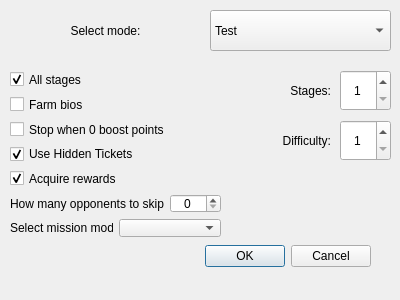
First picture: the form in lib/gui/designes/queue_editor_window.ui, repository tmarenko/mff_auto, before the edit.
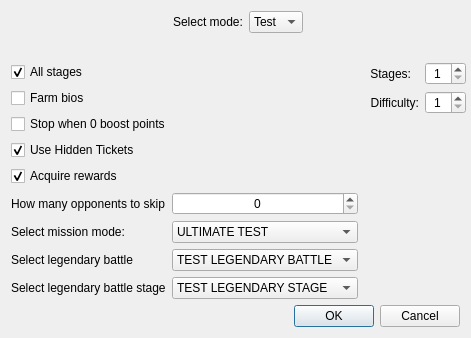
Second picture: the form after the edit.

Patch:
```diff
--- a/lib/gui/designes/queue_editor_window.ui
+++ b/lib/gui/designes/queue_editor_window.ui
@@ -6,40 +6,32 @@
    <rect>
     <x>0</x>
     <y>0</y>
-    <width>400</width>
-    <height>300</height>
+    <width>435</width>
+    <height>338</height>
    </rect>
   </property>
+  <property name="sizePolicy">
+   <sizepolicy hsizetype="Fixed" vsizetype="Fixed">
+    <horstretch>1</horstretch>
+    <verstretch>1</verstretch>
+   </sizepolicy>
+  </property>
   <property name="windowTitle">
    <string>Dialog</string>
   </property>
-  <widget class="QDialogButtonBox" name="editor_button_box">
-   <property name="geometry">
-    <rect>
-     <x>30</x>
-     <y>240</y>
-     <width>341</width>
-     <height>32</height>
-    </rect>
-   </property>
-   <property name="orientation">
-    <enum>Qt::Horizontal</enum>
-   </property>
-   <property name="standardButtons">
-    <set>QDialogButtonBox::Cancel|QDialogButtonBox::Ok</set>
-   </property>
-  </widget>
-  <widget class="QWidget" name="horizontalLayoutWidget">
-   <property name="geometry">
-    <rect>
-     <x>10</x>
-     <y>10</y>
-     <width>191</width>
-     <height>41</height>
-    </rect>
-   </property>
-   <layout class="QHBoxLayout" name="horizontalLayout">
+  <layout class="QVBoxLayout" name="verticalLayout" stretch="0,0,1,0">
     <item>
+    <layout class="QFormLayout" name="formLayout">
+     <property name="fieldGrowthPolicy">
+      <enum>QFormLayout::FieldsStayAtSizeHint</enum>
+     </property>
+     <property name="labelAlignment">
+      <set>Qt::AlignLeading|Qt::AlignLeft|Qt::AlignVCenter</set>
+     </property>
+     <property name="formAlignment">
+      <set>Qt::AlignHCenter|Qt::AlignTop</set>
+     </property>
+     <item row="0" column="0">
      <widget class="QLabel" name="select_mode_label">
       <property name="text">
        <string>Select mode:</string>
@@ -49,17 +41,8 @@
       </property>
      </widget>
     </item>
-   </layout>
-  </widget>
+     <item row="0" column="1">
   <widget class="QComboBox" name="mode_combo_box">
-   <property name="geometry">
-    <rect>
-     <x>210</x>
-     <y>10</y>
-     <width>181</width>
-     <height>41</height>
-    </rect>
-   </property>
    <property name="layoutDirection">
     <enum>Qt::LeftToRight</enum>
    </property>
@@ -72,96 +55,42 @@
     </property>
    </item>
   </widget>
-  <widget class="QSpinBox" name="stages_spin_box">
-   <property name="geometry">
-    <rect>
-     <x>340</x>
-     <y>70</y>
-     <width>51</width>
-     <height>41</height>
-    </rect>
-   </property>
-   <property name="alignment">
-    <set>Qt::AlignCenter</set>
-   </property>
-   <property name="minimum">
-    <number>1</number>
-   </property>
-  </widget>
-  <widget class="QSpinBox" name="difficulty_spin_box">
-   <property name="geometry">
-    <rect>
-     <x>340</x>
-     <y>120</y>
-     <width>51</width>
-     <height>41</height>
-    </rect>
-   </property>
-   <property name="alignment">
-    <set>Qt::AlignCenter</set>
-   </property>
-   <property name="minimum">
-    <number>1</number>
-   </property>
-  </widget>
-  <widget class="QWidget" name="verticalLayoutWidget_4">
-   <property name="geometry">
-    <rect>
-     <x>220</x>
-     <y>70</y>
-     <width>111</width>
-     <height>41</height>
-    </rect>
-   </property>
-   <layout class="QVBoxLayout" name="verticalLayout_4">
+     </item>
+    </layout>
+   </item>
     <item>
-     <widget class="QLabel" name="stages_label">
-      <property name="layoutDirection">
-       <enum>Qt::LeftToRight</enum>
-      </property>
-      <property name="text">
-       <string>Stages:</string>
-      </property>
-      <property name="alignment">
-       <set>Qt::AlignRight|Qt::AlignTrailing|Qt::AlignVCenter</set>
-      </property>
-     </widget>
-    </item>
-   </layout>
-  </widget>
-  <widget class="QWidget" name="verticalLayoutWidget_5">
-   <property name="geometry">
-    <rect>
-     <x>220</x>
-     <y>120</y>
-     <width>111</width>
-     <height>41</height>
-    </rect>
-   </property>
-   <layout class="QVBoxLayout" name="verticalLayout_5">
+    <spacer name="verticalSpacer">
+     <property name="orientation">
+      <enum>Qt::Vertical</enum>
+     </property>
+     <property name="sizeHint" stdset="0">
+      <size>
+       <width>20</width>
+       <height>40</height>
+      </size>
+     </property>
+    </spacer>
+   </item>
+   <item>
+    <layout class="QHBoxLayout" name="horizontalLayout" stretch="1,0">
+     <property name="spacing">
+      <number>6</number>
+     </property>
     <item>
-     <widget class="QLabel" name="difficulty_label">
-      <property name="text">
-       <string>Difficulty:</string>
-      </property>
-      <property name="alignment">
-       <set>Qt::AlignRight|Qt::AlignTrailing|Qt::AlignVCenter</set>
-      </property>
-     </widget>
-    </item>
-   </layout>
-  </widget>
-  <widget class="QWidget" name="verticalLayoutWidget_6">
-   <property name="geometry">
-    <rect>
-     <x>10</x>
-     <y>70</y>
-     <width>211</width>
-     <height>167</height>
-    </rect>
-   </property>
-   <layout class="QVBoxLayout" name="verticalLayout_6">
-    <item>
+      <layout class="QFormLayout" name="formLayout_3">
+       <property name="fieldGrowthPolicy">
+        <enum>QFormLayout::AllNonFixedFieldsGrow</enum>
+       </property>
+       <property name="rowWrapPolicy">
+        <enum>QFormLayout::DontWrapRows</enum>
+       </property>
+       <property name="labelAlignment">
+        <set>Qt::AlignLeading|Qt::AlignLeft|Qt::AlignVCenter</set>
+       </property>
+       <property name="formAlignment">
+        <set>Qt::AlignLeading|Qt::AlignLeft|Qt::AlignTop</set>
+       </property>
+       <item row="0" column="0">
      <widget class="QCheckBox" name="all_stages_check_box">
       <property name="text">
        <string>All stages</string>
@@ -171,21 +100,21 @@
       </property>
      </widget>
     </item>
-    <item>
+       <item row="1" column="0">
      <widget class="QCheckBox" name="farm_bios_check_box">
       <property name="text">
        <string>Farm bios</string>
       </property>
      </widget>
     </item>
-    <item>
+       <item row="2" column="0" colspan="2">
      <widget class="QCheckBox" name="zero_boosts_check_box">
       <property name="text">
        <string>Stop when 0 boost points</string>
       </property>
      </widget>
     </item>
-    <item>
+       <item row="3" column="0" colspan="2">
      <widget class="QCheckBox" name="use_hidden_tickets_checkbox">
       <property name="text">
        <string>Use Hidden Tickets</string>
@@ -195,7 +124,7 @@
       </property>
      </widget>
     </item>
-    <item>
+       <item row="4" column="0">
      <widget class="QCheckBox" name="dm_acquire_rewards_checkbox">
       <property name="text">
        <string>Acquire rewards</string>
@@ -205,19 +134,14 @@
       </property>
      </widget>
     </item>
-    <item>
-     <layout class="QHBoxLayout" name="horizontalLayout_3" stretch="0,0">
-      <property name="rightMargin">
-       <number>0</number>
-      </property>
-      <item>
+       <item row="5" column="0">
        <widget class="QLabel" name="timeline_skip_label">
         <property name="text">
          <string>How many opponents to skip</string>
         </property>
        </widget>
       </item>
-      <item>
+       <item row="5" column="1">
        <widget class="QSpinBox" name="timeline_skip_combobox">
         <property name="alignment">
          <set>Qt::AlignCenter</set>
@@ -230,27 +154,16 @@
         </property>
        </widget>
       </item>
-     </layout>
-    </item>
-    <item>
-     <layout class="QHBoxLayout" name="horizontalLayout_2" stretch="0,0">
-      <property name="rightMargin">
-       <number>0</number>
-      </property>
-      <item>
-       <widget class="QLabel" name="mission_mode_label">
-        <property name="text">
-         <string>Select mission mode:</string>
-        </property>
-       </widget>
-      </item>
-      <item>
+       <item row="6" column="1">
        <widget class="QComboBox" name="mission_mode_combo_box">
         <property name="layoutDirection">
          <enum>Qt::LeftToRight</enum>
         </property>
+         <property name="currentText">
+          <string>ULTIMATE TEST</string>
+         </property>
         <property name="currentIndex">
-         <number>-1</number>
+          <number>0</number>
         </property>
         <item>
          <property name="text">
@@ -259,10 +172,113 @@
         </item>
        </widget>
       </item>
-     </layout>
-    </item>
-   </layout>
-  </widget>
+       <item row="6" column="0">
+        <widget class="QLabel" name="mission_mode_label">
+         <property name="text">
+          <string>Select mission mode:</string>
+         </property>
+        </widget>
+       </item>
+       <item row="7" column="0">
+        <widget class="QLabel" name="legendary_battle_label">
+         <property name="text">
+          <string>Select legendary battle</string>
+         </property>
+        </widget>
+       </item>
+       <item row="7" column="1">
+        <widget class="QComboBox" name="legendary_battle_combo_box">
+         <item>
+          <property name="text">
+           <string>TEST LEGENDARY BATTLE</string>
+          </property>
+         </item>
+        </widget>
+       </item>
+       <item row="8" column="0">
+        <widget class="QLabel" name="legendary_battle_stage_label">
+         <property name="text">
+          <string>Select legendary battle stage</string>
+         </property>
+        </widget>
+       </item>
+       <item row="8" column="1">
+        <widget class="QComboBox" name="legendary_battle_stage_combo_box">
+         <item>
+          <property name="text">
+           <string>TEST LEGENDARY STAGE</string>
+          </property>
+         </item>
+        </widget>
+       </item>
+      </layout>
+     </item>
+     <item>
+      <layout class="QFormLayout" name="formLayout_2">
+       <property name="fieldGrowthPolicy">
+        <enum>QFormLayout::FieldsStayAtSizeHint</enum>
+       </property>
+       <property name="formAlignment">
+        <set>Qt::AlignRight|Qt::AlignTop|Qt::AlignTrailing</set>
+       </property>
+       <item row="0" column="0">
+        <widget class="QLabel" name="stages_label">
+         <property name="layoutDirection">
+          <enum>Qt::LeftToRight</enum>
+         </property>
+         <property name="text">
+          <string>Stages:</string>
+         </property>
+         <property name="alignment">
+          <set>Qt::AlignRight|Qt::AlignTrailing|Qt::AlignVCenter</set>
+         </property>
+        </widget>
+       </item>
+       <item row="0" column="1">
+        <widget class="QSpinBox" name="stages_spin_box">
+         <property name="alignment">
+          <set>Qt::AlignCenter</set>
+         </property>
+         <property name="minimum">
+          <number>1</number>
+         </property>
+        </widget>
+       </item>
+       <item row="1" column="0">
+        <widget class="QLabel" name="difficulty_label">
+         <property name="text">
+          <string>Difficulty:</string>
+         </property>
+         <property name="alignment">
+          <set>Qt::AlignRight|Qt::AlignTrailing|Qt::AlignVCenter</set>
+         </property>
+        </widget>
+       </item>
+       <item row="1" column="1">
+        <widget class="QSpinBox" name="difficulty_spin_box">
+         <property name="alignment">
+          <set>Qt::AlignCenter</set>
+         </property>
+         <property name="minimum">
+          <number>1</number>
+         </property>
+        </widget>
+       </item>
+      </layout>
+     </item>
+    </layout>
+   </item>
+   <item>
+    <widget class="QDialogButtonBox" name="editor_button_box">
+     <property name="orientation">
+      <enum>Qt::Horizontal</enum>
+     </property>
+     <property name="standardButtons">
+      <set>QDialogButtonBox::Cancel|QDialogButtonBox::Ok</set>
+     </property>
+    </widget>
+   </item>
+  </layout>
  </widget>
  <resources/>
  <connections>
```
Left out of the diff: 2 changed lines with no effect on the pictures. Lines whose indentation alone changed are shown as unchanged.
